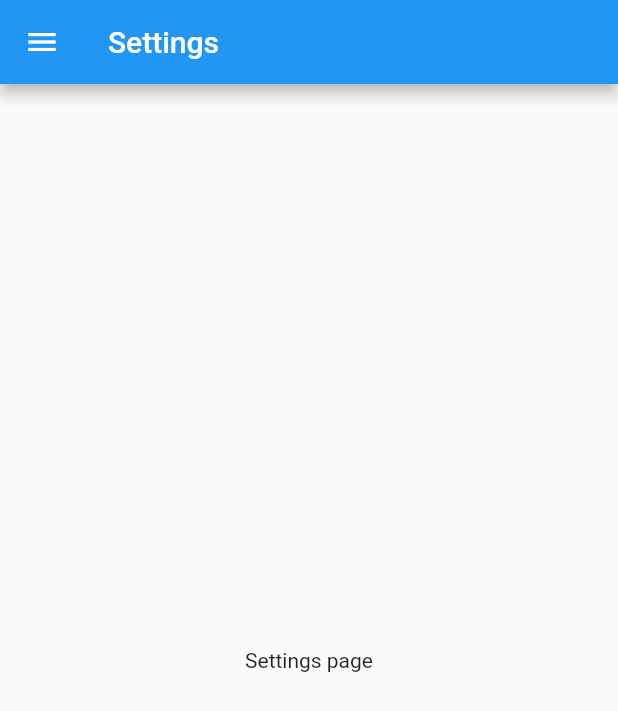
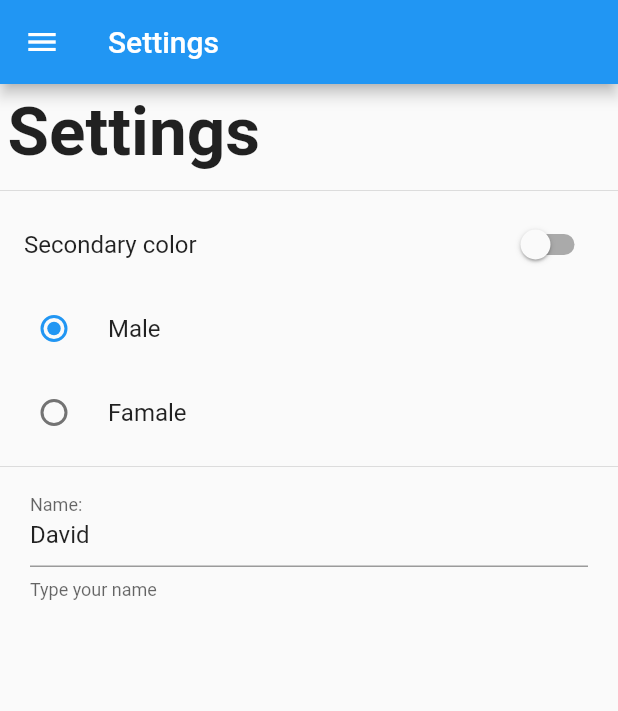
Before and after one commit to dtoledoz0207/flutter-usersettingsapp, a Flutter app: the SettingsPage screen opened by its route, on a phone screen of 412 x 824 dp. Shown: the top 711 px of the screen. Run offline on Flutter 3.47's test engine with Material 2 defaults, Android fonts, the phone set to English and light mode, and no system bars.

Commit message:
Add design to settingsPage
Change StatelessWidgetn to StatefulWidget in settingsPage, also
add SwitchListTile, RadioListTile, and TextField.

```diff
--- a/lib/src/pages/settings_page.dart
+++ b/lib/src/pages/settings_page.dart
@@ -2,16 +2,91 @@ import 'package:flutter/material.dart';
 import 'package:userpreferencesapp/src/widgets/sidemenu_widget.dart';
 
 
-class SettingsPage extends StatelessWidget {
+class SettingsPage extends StatefulWidget {
 
   static final String routeName = 'settings';
+
+  _SettingsPageState createState() => _SettingsPageState();
+}
+
+
+class _SettingsPageState extends State<SettingsPage> {
+
+  bool _secondaryColor = false;
+  int _gender = 1;
+  String _name = 'David';
+
+  TextEditingController _textController;
+
+  @override
+  void initState() {
+    super.initState();
+
+    _textController = new TextEditingController(text: _name);
+  }
 
   @override
   Widget build(BuildContext context) {
     return Scaffold(
       appBar: AppBar(title: Text('Settings')),
       drawer: SideMenuWidget(),
-      body: Center(child: Text('Settings page')),
+      body: ListView(
+        children: <Widget>[
+          Container(
+            padding: EdgeInsets.all(5.0),
+            child: Text('Settings', style: TextStyle(fontSize: 45.0, fontWeight: FontWeight.bold)),
+          ),
+
+          Divider(),
+
+          SwitchListTile(
+            value: _secondaryColor,
+            title: Text('Secondary color'),
+            onChanged: (bool value) {
+              setState(() {
+                _secondaryColor = value;
+              });
+            }
+          ),
+
+          RadioListTile(
+            value: 1,
+            groupValue: _gender,
+            title: Text('Male'),
+            onChanged: (value) {
+              setState(() {
+                 _gender = value;
+              });
+            }
+          ),
+
+          RadioListTile(
+            value: 2,
+            groupValue: _gender,
+            title: Text('Famale'),
+            onChanged: (value) {
+              setState(() {
+                _gender = value;
+              });
+            }
+          ),
+
+          Divider(),
+
+          Container(
+            padding: EdgeInsets.symmetric(horizontal: 20.0),
+            child: TextField(
+              controller: _textController,
+              decoration: InputDecoration(
+                labelText: 'Name:',
+                helperText: 'Type your name'
+              ),
+              onChanged: (String value) {},
+            ),
+          )
+
+        ],
+      ),
     );
   }
 }
```
